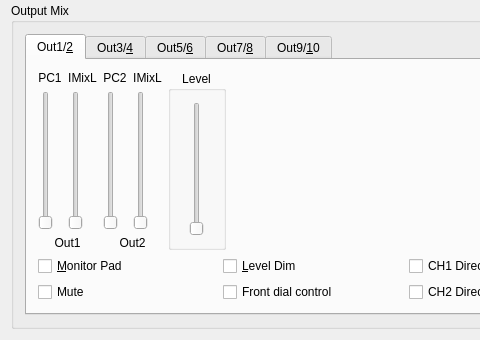
Qt form libffado/support/mixer-qt4/mixer_saffirepro_large.ui (adiknoth/ffado) before a commit; both pictures show x 0 to 480 and y 297 to 637 of the 840 by 637 pixel window.
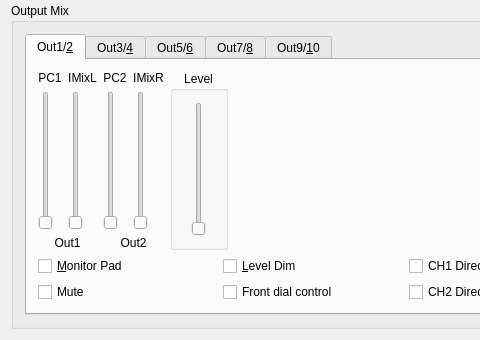
The same form after that commit. The open tabs and pages were chosen to show the change.

Patch:
```diff
--- a/libffado/support/mixer-qt4/mixer_saffirepro_large.ui
+++ b/libffado/support/mixer-qt4/mixer_saffirepro_large.ui
@@ -2401,7 +2401,7 @@
                 <item row="0" column="1" >
                  <widget class="QLabel" name="txtOMixIMixO2" >
                   <property name="text" >
-                   <string>IMixL</string>
+                   <string>IMixR</string>
                   </property>
                   <property name="alignment" >
                    <set>Qt::AlignCenter</set>
@@ -2504,7 +2504,7 @@
                     <number>0</number>
                    </property>
                    <property name="maximum" >
-                    <number>255</number>
+                    <number>127</number>
                    </property>
                    <property name="singleStep" >
                     <number>2</number>
```
Left out of the diff: 25 changed lines with no effect on the pictures.
